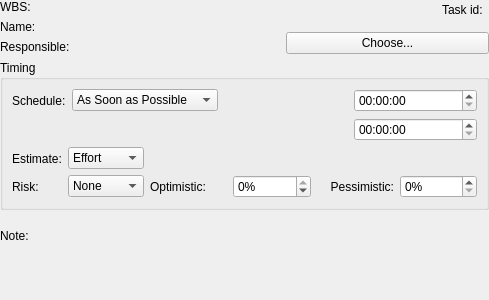
Before: the Qt Designer form kplato/kpttaskgeneralpanelbase.ui in KDE/calligra, drawn with Qt 5.
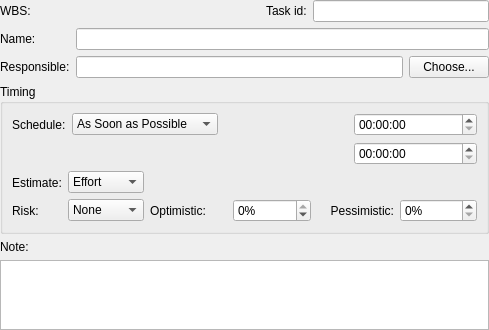
After: the same form once the commit is applied. Custom widgets are drawn as their Qt base class.

```diff
--- a/kplato/kpttaskgeneralpanelbase.ui
+++ b/kplato/kpttaskgeneralpanelbase.ui
@@ -149,12 +149,12 @@
           </widget>
          </item>
          <item>
-          <widget class="KLineEdit" native="1" name="idfield" />
+          <widget class="KLineEdit" name="idfield" />
          </item>
         </layout>
        </item>
        <item>
-        <widget class="KLineEdit" native="1" name="namefield" >
+        <widget class="KLineEdit" name="namefield" >
          <property name="whatsThis" >
           <string>The name of the Task.</string>
          </property>
@@ -169,7 +169,7 @@
           <number>6</number>
          </property>
          <item>
-          <widget class="KLineEdit" native="1" name="leaderfield" >
+          <widget class="KLineEdit" name="leaderfield" >
            <property name="whatsThis" >
             <string>The person responsible for this task.
 
@@ -231,15 +231,25 @@
          <property name="margin" >
           <number>0</number>
          </property>
-         <property name="spacing" >
+         <property name="topMargin" >
+          <number>0</number>
+         </property>
+         <property name="rightMargin" >
+          <number>0</number>
+         </property>
+         <property name="bottomMargin" >
+          <number>0</number>
+         </property>
+         <property name="horizontalSpacing" >
+          <number>6</number>
+         </property>
+         <property name="verticalSpacing" >
           <number>6</number>
          </property>
          <item row="0" column="0" >
           <widget class="QLabel" name="textLabel3" >
            <property name="sizePolicy" >
-            <sizepolicy>
-             <hsizetype>0</hsizetype>
-             <vsizetype>5</vsizetype>
+            <sizepolicy vsizetype="Preferred" hsizetype="Fixed" >
              <horstretch>0</horstretch>
              <verstretch>0</verstretch>
             </sizepolicy>
@@ -258,9 +268,7 @@
          <item row="0" column="1" >
           <widget class="KComboBox" name="scheduleType" >
            <property name="sizePolicy" >
-            <sizepolicy>
-             <hsizetype>5</hsizetype>
-             <vsizetype>0</vsizetype>
+            <sizepolicy vsizetype="Fixed" hsizetype="Preferred" >
              <horstretch>0</horstretch>
              <verstretch>0</verstretch>
             </sizepolicy>
@@ -353,7 +361,19 @@
          <property name="margin" >
           <number>0</number>
          </property>
-         <property name="spacing" >
+         <property name="topMargin" >
+          <number>0</number>
+         </property>
+         <property name="rightMargin" >
+          <number>0</number>
+         </property>
+         <property name="bottomMargin" >
+          <number>0</number>
+         </property>
+         <property name="horizontalSpacing" >
+          <number>6</number>
+         </property>
+         <property name="verticalSpacing" >
           <number>6</number>
          </property>
          <item rowspan="2" row="0" column="0" >
@@ -367,9 +387,7 @@
            <item>
             <widget class="QLabel" name="textLabel3_2" >
              <property name="sizePolicy" >
-              <sizepolicy>
-               <hsizetype>0</hsizetype>
-               <vsizetype>5</vsizetype>
+              <sizepolicy vsizetype="Preferred" hsizetype="Fixed" >
                <horstretch>0</horstretch>
                <verstretch>0</verstretch>
               </sizepolicy>
@@ -385,9 +403,7 @@
            <item>
             <widget class="QLabel" name="textLabel3_2_3" >
              <property name="sizePolicy" >
-              <sizepolicy>
-               <hsizetype>0</hsizetype>
-               <vsizetype>5</vsizetype>
+              <sizepolicy vsizetype="Preferred" hsizetype="Fixed" >
                <horstretch>0</horstretch>
                <verstretch>0</verstretch>
               </sizepolicy>
@@ -417,9 +433,7 @@
          <item row="0" column="1" >
           <widget class="KComboBox" name="estimateType" >
            <property name="sizePolicy" >
-            <sizepolicy>
-             <hsizetype>5</hsizetype>
-             <vsizetype>0</vsizetype>
+            <sizepolicy vsizetype="Fixed" hsizetype="Preferred" >
              <horstretch>0</horstretch>
              <verstretch>0</verstretch>
             </sizepolicy>
@@ -442,9 +456,7 @@
          <item row="0" column="2" >
           <widget class="QWidget" native="1" name="durationHolder" >
            <property name="sizePolicy" >
-            <sizepolicy>
-             <hsizetype>3</hsizetype>
-             <vsizetype>5</vsizetype>
+            <sizepolicy vsizetype="Preferred" hsizetype="MinimumExpanding" >
              <horstretch>0</horstretch>
              <verstretch>0</verstretch>
             </sizepolicy>
@@ -460,9 +472,7 @@
          <item row="1" column="1" >
           <widget class="KComboBox" name="risk" >
            <property name="sizePolicy" >
-            <sizepolicy>
-             <hsizetype>5</hsizetype>
-             <vsizetype>0</vsizetype>
+            <sizepolicy vsizetype="Fixed" hsizetype="Preferred" >
              <horstretch>0</horstretch>
              <verstretch>0</verstretch>
             </sizepolicy>
@@ -567,9 +577,7 @@
    <item>
     <widget class="QLabel" name="descriptionlabell6" >
      <property name="sizePolicy" >
-      <sizepolicy>
-       <hsizetype>0</hsizetype>
-       <vsizetype>5</vsizetype>
+      <sizepolicy vsizetype="Preferred" hsizetype="Fixed" >
        <horstretch>0</horstretch>
        <verstretch>0</verstretch>
       </sizepolicy>
@@ -586,7 +594,7 @@
     </widget>
    </item>
    <item>
-    <widget class="KTextEdit" native="1" name="descriptionfield" />
+    <widget class="KTextEdit" name="descriptionfield" />
    </item>
   </layout>
  </widget>
@@ -605,13 +613,13 @@
   </customwidget>
   <customwidget>
    <class>KLineEdit</class>
-   <extends>QWidget</extends>
+   <extends>QLineEdit</extends>
    <header>klineedit.h</header>
    <container>1</container>
   </customwidget>
   <customwidget>
    <class>KTextEdit</class>
-   <extends>QWidget</extends>
+   <extends>QTextEdit</extends>
    <header>ktextedit.h</header>
    <container>1</container>
   </customwidget>
```
Left out of the diff: 166 changed lines with no effect on the pictures.
